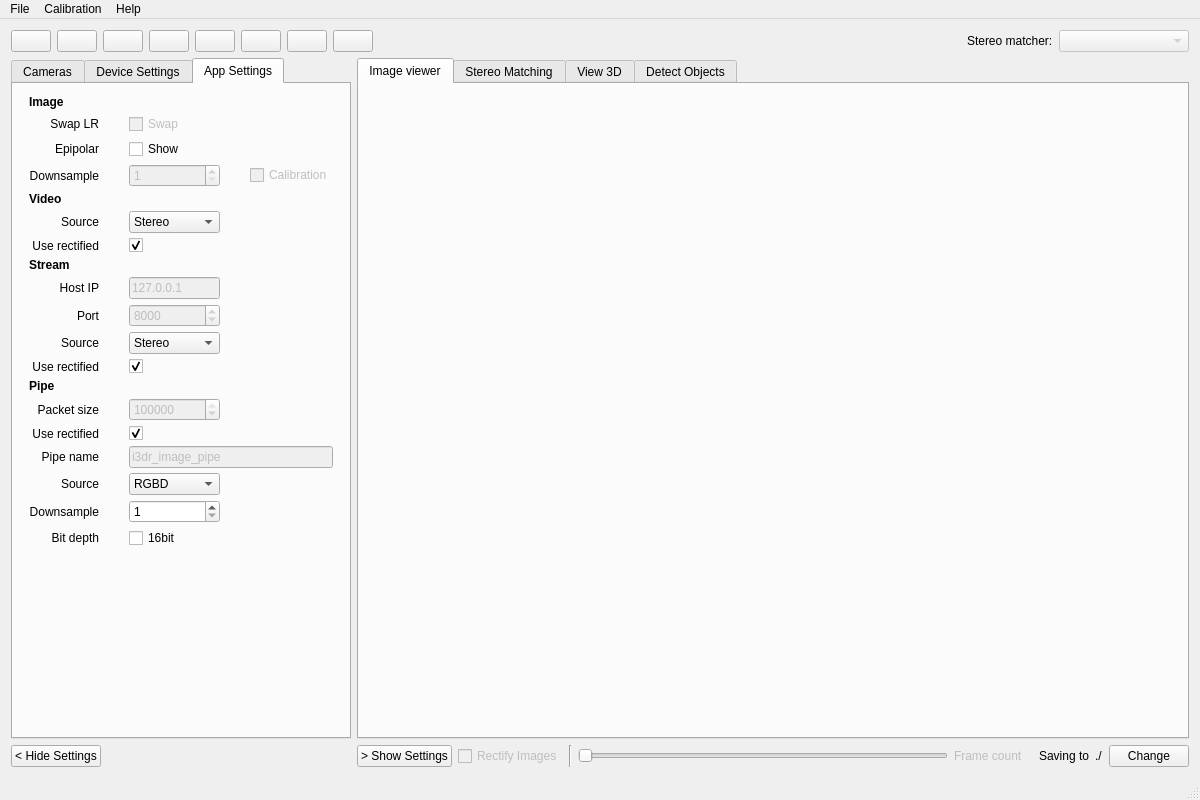
Qt form src/svtkwindow.ui (i3drobotics/stereo-vision-toolkit) before a commit.
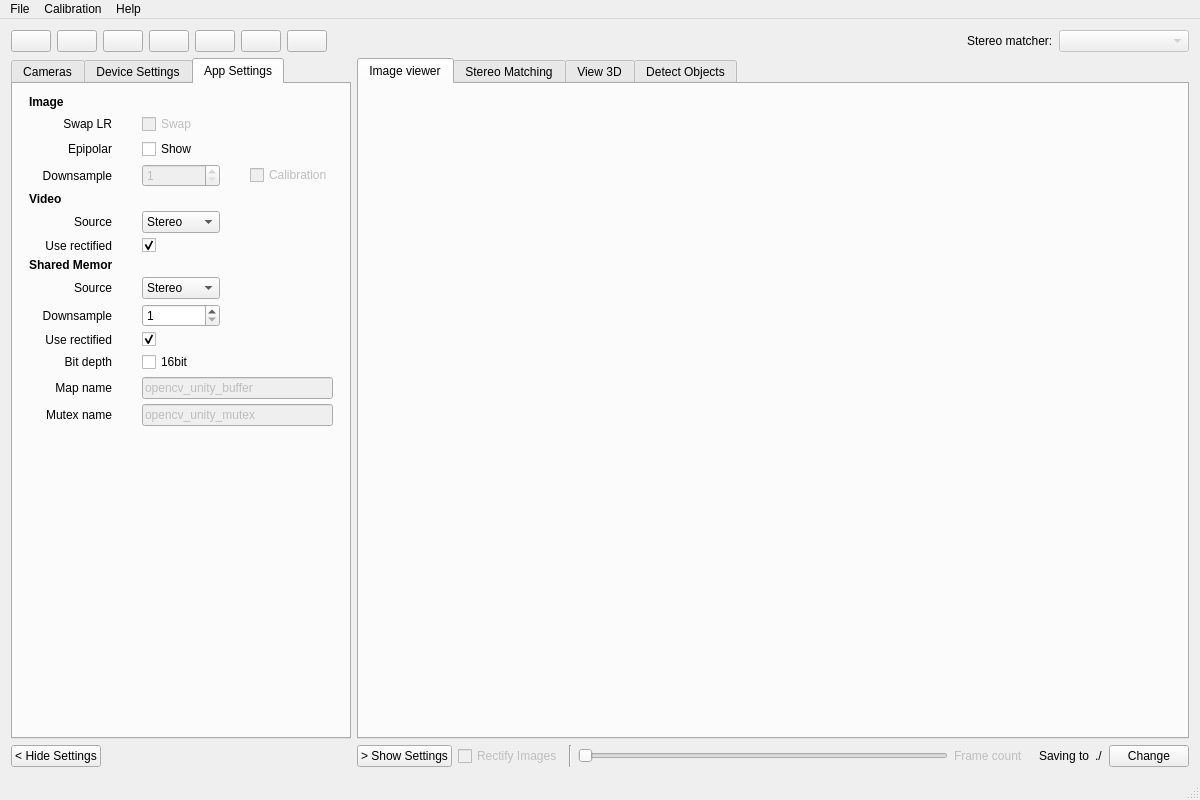
The same form after that commit.

Commit message: Remove image piper and stereo streamer. Replaced with shared memory

The edit to the form file:
```diff
--- a/src/svtkwindow.ui
+++ b/src/svtkwindow.ui
@@ -779,7 +779,7 @@
             </attribute>
             <layout class="QVBoxLayout" name="verticalLayout_11">
              <item>
-              <layout class="QGridLayout" name="gridLayoutAppSettings" columnstretch="0,0,0">
+              <layout class="QGridLayout" name="gridLayoutAppSettings" columnstretch="0,0,0" rowminimumheight="0,0,0,0,0,0,0,0,0,0,0,0,0,0,0,0,0,0">
                <property name="leftMargin">
                 <number>5</number>
                </property>
@@ -795,6 +795,62 @@
                <property name="verticalSpacing">
                 <number>5</number>
                </property>
+               <item row="7" column="0">
+                <widget class="QLabel" name="lblSharedMemSettings">
+                 <property name="text">
+                  <string>&lt;html&gt;&lt;head/&gt;&lt;body&gt;&lt;p&gt;&lt;span style=&quot; font-weight:600;&quot;&gt;Shared Memory&lt;/span&gt;&lt;/p&gt;&lt;/body&gt;&lt;/html&gt;</string>
+                 </property>
+                </widget>
+               </item>
+               <item row="16" column="0">
+                <spacer name="horizontalSpacer_9">
+                 <property name="orientation">
+                  <enum>Qt::Horizontal</enum>
+                 </property>
+                 <property name="sizeHint" stdset="0">
+                  <size>
+                   <width>40</width>
+                   <height>20</height>
+                  </size>
+                 </property>
+                </spacer>
+               </item>
+               <item row="1" column="1">
+                <widget class="QCheckBox" name="toggleSwapLeftRight">
+                 <property name="enabled">
+                  <bool>false</bool>
+                 </property>
+                 <property name="sizePolicy">
+                  <sizepolicy hsizetype="Preferred" vsizetype="Preferred">
+                   <horstretch>0</horstretch>
+                   <verstretch>0</verstretch>
+                  </sizepolicy>
+                 </property>
+                 <property name="text">
+                  <string>Swap</string>
+                 </property>
+                 <property name="checkable">
+                  <bool>true</bool>
+                 </property>
+                </widget>
+               </item>
+               <item row="5" column="0">
+                <widget class="QLabel" name="lblVideoSource">
+                 <property name="text">
+                  <string>Source</string>
+                 </property>
+                 <property name="alignment">
+                  <set>Qt::AlignRight|Qt::AlignTrailing|Qt::AlignVCenter</set>
+                 </property>
+                </widget>
+               </item>
+               <item row="4" column="0">
+                <widget class="QLabel" name="lblVideoSettings">
+                 <property name="text">
+                  <string>&lt;html&gt;&lt;head/&gt;&lt;body&gt;&lt;p&gt;&lt;span style=&quot; font-weight:600;&quot;&gt;Video&lt;/span&gt;&lt;/p&gt;&lt;/body&gt;&lt;/html&gt;</string>
+                 </property>
+                </widget>
+               </item>
                <item row="6" column="1">
                 <widget class="QCheckBox" name="checkBoxVideoUseRectified">
                  <property name="text">
@@ -805,79 +861,21 @@
                  </property>
                 </widget>
                </item>
-               <item row="13" column="0">
-                <widget class="QLabel" name="lblPiperPacketSize">
-                 <property name="text">
-                  <string>Packet size</string>
+               <item row="8" column="1">
+                <widget class="QComboBox" name="comboBoxSharedMemSource">
+                 <property name="currentIndex">
+                  <number>0</number>
                  </property>
-                 <property name="alignment">
-                  <set>Qt::AlignRight|Qt::AlignTrailing|Qt::AlignVCenter</set>
-                 </property>
-                </widget>
-               </item>
-               <item row="22" column="1">
-                <spacer name="horizontalSpacer_10">
-                 <property name="orientation">
-                  <enum>Qt::Horizontal</enum>
-                 </property>
-                 <property name="sizeHint" stdset="0">
-                  <size>
-                   <width>40</width>
-                   <height>20</height>
-                  </size>
-                 </property>
-                </spacer>
-               </item>
-               <item row="22" column="2">
-                <spacer name="horizontalSpacer_11">
-                 <property name="orientation">
-                  <enum>Qt::Horizontal</enum>
-                 </property>
-                 <property name="sizeHint" stdset="0">
-                  <size>
-                   <width>40</width>
-                   <height>20</height>
-                  </size>
-                 </property>
-                </spacer>
-               </item>
-               <item row="13" column="1">
-                <widget class="QSpinBox" name="spinBoxPipePacketSize">
-                 <property name="enabled">
-                  <bool>false</bool>
-                 </property>
-                 <property name="minimum">
-                  <number>2</number>
-                 </property>
-                 <property name="maximum">
-                  <number>1073741824</number>
-                 </property>
-                 <property name="value">
-                  <number>4194304</number>
-                 </property>
-                </widget>
-               </item>
-               <item row="9" column="0">
-                <widget class="QLabel" name="lblPort">
-                 <property name="text">
-                  <string>Port</string>
-                 </property>
-                 <property name="alignment">
-                  <set>Qt::AlignRight|Qt::AlignTrailing|Qt::AlignVCenter</set>
-                 </property>
-                </widget>
-               </item>
-               <item row="9" column="1">
-                <widget class="QSpinBox" name="spinBoxStreamPort">
-                 <property name="enabled">
-                  <bool>false</bool>
-                 </property>
-                 <property name="maximum">
-                  <number>9999</number>
-                 </property>
-                 <property name="value">
-                  <number>8000</number>
-                 </property>
+                 <item>
+                  <property name="text">
+                   <string>Stereo</string>
+                  </property>
+                 </item>
+                 <item>
+                  <property name="text">
+                   <string>RGBD</string>
+                  </property>
+                 </item>
                 </widget>
                </item>
                <item row="0" column="0">
@@ -887,52 +885,16 @@
                  </property>
                 </widget>
                </item>
-               <item row="15" column="0">
-                <widget class="QLabel" name="lblPipeName">
+               <item row="2" column="0">
+                <widget class="QLabel" name="lblImageEpipolar">
                  <property name="text">
-                  <string>Pipe name</string>
+                  <string>Epipolar</string>
                  </property>
                  <property name="alignment">
                   <set>Qt::AlignRight|Qt::AlignTrailing|Qt::AlignVCenter</set>
                  </property>
                 </widget>
                </item>
-               <item row="1" column="0">
-                <widget class="QLabel" name="lblSwapLR">
-                 <property name="enabled">
-                  <bool>true</bool>
-                 </property>
-                 <property name="text">
-                  <string>Swap LR</string>
-                 </property>
-                 <property name="alignment">
-                  <set>Qt::AlignRight|Qt::AlignTrailing|Qt::AlignVCenter</set>
-                 </property>
-                </widget>
-               </item>
-               <item row="6" column="0">
-                <widget class="QLabel" name="lblVideoUseRectified">
-                 <property name="text">
-                  <string>Use rectified</string>
-                 </property>
-                 <property name="alignment">
-                  <set>Qt::AlignRight|Qt::AlignTrailing|Qt::AlignVCenter</set>
-                 </property>
-                </widget>
-               </item>
-               <item row="24" column="1">
-                <spacer name="verticalSpacer_4">
-                 <property name="orientation">
-                  <enum>Qt::Vertical</enum>
-                 </property>
-                 <property name="sizeHint" stdset="0">
-                  <size>
-                   <width>20</width>
-                   <height>40</height>
-                  </size>
-                 </property>
-                </spacer>
-               </item>
                <item row="3" column="1">
                 <widget class="QSpinBox" name="spinBoxDownsample">
                  <property name="enabled">
@@ -958,32 +920,8 @@
                  </property>
                 </widget>
                </item>
-               <item row="10" column="1">
-                <widget class="QComboBox" name="comboBoxStreamerSource">
-                 <item>
-                  <property name="text">
-                   <string>Stereo</string>
-                  </property>
-                 </item>
-                 <item>
-                  <property name="text">
-                   <string>Left</string>
-                  </property>
-                 </item>
-                 <item>
-                  <property name="text">
-                   <string>Right</string>
-                  </property>
-                 </item>
-                 <item>
-                  <property name="text">
-                   <string>Disparity</string>
-                  </property>
-                 </item>
-                </widget>
-               </item>
-               <item row="14" column="0">
-                <widget class="QLabel" name="lblPipeUseRectified">
+               <item row="6" column="0">
+                <widget class="QLabel" name="lblVideoUseRectified">
                  <property name="text">
                   <string>Use rectified</string>
                  </property>
@@ -992,53 +930,10 @@
                  </property>
                 </widget>
                </item>
-               <item row="17" column="0">
-                <widget class="QLabel" name="label">
+               <item row="2" column="1">
+                <widget class="QCheckBox" name="checkBoxShowEpipolar">
                  <property name="text">
-                  <string>Downsample</string>
-                 </property>
-                 <property name="alignment">
-                  <set>Qt::AlignRight|Qt::AlignTrailing|Qt::AlignVCenter</set>
-                 </property>
-                </widget>
-               </item>
-               <item row="5" column="0">
-                <widget class="QLabel" name="lblVideoSource">
-                 <property name="text">
-                  <string>Source</string>
-                 </property>
-                 <property name="alignment">
-                  <set>Qt::AlignRight|Qt::AlignTrailing|Qt::AlignVCenter</set>
-                 </property>
-                </widget>
-               </item>
-               <item row="11" column="0">
-                <widget class="QLabel" name="lblStreamerUseRectified">
-                 <property name="text">
-                  <string>Use rectified</string>
-                 </property>
-                 <property name="alignment">
-                  <set>Qt::AlignRight|Qt::AlignTrailing|Qt::AlignVCenter</set>
-                 </property>
-                </widget>
-               </item>
-               <item row="8" column="1">
-                <widget class="QLineEdit" name="txtStreamerHostIP">
-                 <property name="enabled">
-                  <bool>false</bool>
-                 </property>
-                 <property name="text">
-                  <string>127.0.0.1</string>
-                 </property>
-                </widget>
-               </item>
-               <item row="16" column="0">
-                <widget class="QLabel" name="lblPipeSource">
-                 <property name="text">
-                  <string>Source</string>
-                 </property>
-                 <property name="alignment">
-                  <set>Qt::AlignRight|Qt::AlignTrailing|Qt::AlignVCenter</set>
+                  <string>Show</string>
                  </property>
                 </widget>
                </item>
@@ -1055,25 +950,8 @@
                  </property>
                 </widget>
                </item>
-               <item row="4" column="0">
-                <widget class="QLabel" name="lblVideoSettings">
-                 <property name="text">
-                  <string>&lt;html&gt;&lt;head/&gt;&lt;body&gt;&lt;p&gt;&lt;span style=&quot; font-weight:600;&quot;&gt;Video&lt;/span&gt;&lt;/p&gt;&lt;/body&gt;&lt;/html&gt;</string>
-                 </property>
-                </widget>
-               </item>
-               <item row="14" column="1">
-                <widget class="QCheckBox" name="checkBoxPiperUseRectified">
-                 <property name="text">
-                  <string/>
-                 </property>
-                 <property name="checked">
-                  <bool>true</bool>
-                 </property>
-                </widget>
-               </item>
-               <item row="22" column="0">
-                <spacer name="horizontalSpacer_9">
+               <item row="16" column="1">
+                <spacer name="horizontalSpacer_10">
                  <property name="orientation">
                   <enum>Qt::Horizontal</enum>
                  </property>
@@ -1085,32 +963,65 @@
                  </property>
                 </spacer>
                </item>
+               <item row="5" column="1">
+                <widget class="QComboBox" name="comboBoxVideoSource">
+                 <item>
+                  <property name="text">
+                   <string>Stereo</string>
+                  </property>
+                 </item>
+                 <item>
+                  <property name="text">
+                   <string>Left</string>
+                  </property>
+                 </item>
+                 <item>
+                  <property name="text">
+                   <string>Right</string>
+                  </property>
+                 </item>
+                 <item>
+                  <property name="text">
+                   <string>Disparity</string>
+                  </property>
+                 </item>
+                </widget>
+               </item>
+               <item row="1" column="0">
+                <widget class="QLabel" name="lblSwapLR">
+                 <property name="enabled">
+                  <bool>true</bool>
+                 </property>
+                 <property name="text">
+                  <string>Swap LR</string>
+                 </property>
+                 <property name="alignment">
+                  <set>Qt::AlignRight|Qt::AlignTrailing|Qt::AlignVCenter</set>
+                 </property>
+                </widget>
+               </item>
                <item row="8" column="0">
                 <widget class="QLabel" name="lblHostIP">
                  <property name="text">
-                  <string>Host IP</string>
+                  <string>Source</string>
                  </property>
                  <property name="alignment">
                   <set>Qt::AlignRight|Qt::AlignTrailing|Qt::AlignVCenter</set>
                  </property>
                 </widget>
                </item>
-               <item row="15" column="1" colspan="2">
-                <widget class="QLineEdit" name="txtPipeName">
-                 <property name="enabled">
-                  <bool>false</bool>
+               <item row="17" column="1">
+                <spacer name="verticalSpacer_4">
+                 <property name="orientation">
+                  <enum>Qt::Vertical</enum>
                  </property>
-                 <property name="text">
-                  <string>i3dr_image_pipe</string>
+                 <property name="sizeHint" stdset="0">
+                  <size>
+                   <width>20</width>
+                   <height>40</height>
+                  </size>
                  </property>
-                </widget>
-               </item>
-               <item row="12" column="0">
-                <widget class="QLabel" name="lblPipeSettings">
-                 <property name="text">
-                  <string>&lt;html&gt;&lt;head/&gt;&lt;body&gt;&lt;p&gt;&lt;span style=&quot; font-weight:600;&quot;&gt;Pipe&lt;/span&gt;&lt;/p&gt;&lt;/body&gt;&lt;/html&gt;</string>
-                 </property>
-                </widget>
+                </spacer>
                </item>
                <item row="3" column="2">
                 <widget class="QCheckBox" name="toggleCalibrationDownsample">
@@ -1122,105 +1033,21 @@
                  </property>
                 </widget>
                </item>
-               <item row="7" column="0">
-                <widget class="QLabel" name="lblStreamerSettings">
-                 <property name="text">
-                  <string>&lt;html&gt;&lt;head/&gt;&lt;body&gt;&lt;p&gt;&lt;span style=&quot; font-weight:600;&quot;&gt;Stream&lt;/span&gt;&lt;/p&gt;&lt;/body&gt;&lt;/html&gt;</string>
+               <item row="16" column="2">
+                <spacer name="horizontalSpacer_11">
+                 <property name="orientation">
+                  <enum>Qt::Horizontal</enum>
                  </property>
-                </widget>
-               </item>
-               <item row="10" column="0">
-                <widget class="QLabel" name="lblStreamerSource">
-                 <property name="text">
-                  <string>Source</string>
+                 <property name="sizeHint" stdset="0">
+                  <size>
+                   <width>40</width>
+                   <height>20</height>
+                  </size>
                  </property>
-                 <property name="alignment">
-                  <set>Qt::AlignRight|Qt::AlignTrailing|Qt::AlignVCenter</set>
-                 </property>
-                </widget>
+                </spacer>
                </item>
-               <item row="5" column="1">
-                <widget class="QComboBox" name="comboBoxVideoSource">
-                 <item>
-                  <property name="text">
-                   <string>Stereo</string>
-                  </property>
-                 </item>
-                 <item>
-                  <property name="text">
-                   <string>Left</string>
-                  </property>
-                 </item>
-                 <item>
-                  <property name="text">
-                   <string>Right</string>
-                  </property>
-                 </item>
-                 <item>
-                  <property name="text">
-                   <string>Disparity</string>
-                  </property>
-                 </item>
-                </widget>
-               </item>
-               <item row="11" column="1">
-                <widget class="QCheckBox" name="checkBoxStreamerUseRectified">
-                 <property name="text">
-                  <string/>
-                 </property>
-                 <property name="checked">
-                  <bool>true</bool>
-                 </property>
-                </widget>
-               </item>
-               <item row="17" column="1">
-                <widget class="QSpinBox" name="spinBoxPipeDownsample">
-                 <property name="minimum">
-                  <number>1</number>
-                 </property>
-                 <property name="maximum">
-                  <number>10</number>
-                 </property>
-                </widget>
-               </item>
-               <item row="1" column="1">
-                <widget class="QCheckBox" name="toggleSwapLeftRight">
-                 <property name="enabled">
-                  <bool>false</bool>
-                 </property>
-                 <property name="sizePolicy">
-                  <sizepolicy hsizetype="Preferred" vsizetype="Preferred">
-                   <horstretch>0</horstretch>
-                   <verstretch>0</verstretch>
-                  </sizepolicy>
-                 </property>
-                 <property name="text">
-                  <string>Swap</string>
-                 </property>
-                 <property name="checkable">
-                  <bool>true</bool>
-                 </property>
-                </widget>
-               </item>
-               <item row="2" column="1">
-                <widget class="QCheckBox" name="checkBoxShowEpipolar">
-                 <property name="text">
-                  <string>Show</string>
-                 </property>
-                </widget>
-               </item>
-               <item row="2" column="0">
-                <widget class="QLabel" name="label_2">
-                 <property name="text">
-                  <string>Epipolar</string>
-                 </property>
-                 <property name="alignment">
-                  <set>Qt::AlignRight|Qt::AlignTrailing|Qt::AlignVCenter</set>
-                 </property>
-                </widget>
-               </item>
-               <item row="18" column="0">
-                <widget class="QLabel" name="label_3">
+               <item row="11" column="0">
+                <widget class="QLabel" name="lblSharedMemBitDepth">
                  <property name="text">
                   <string>Bit depth</string>
                  </property>
@@ -1229,8 +1056,8 @@
                  </property>
                 </widget>
                </item>
-               <item row="18" column="1">
-                <widget class="QCheckBox" name="checkBox16">
+               <item row="11" column="1">
+                <widget class="QCheckBox" name="checkBoxSharedMem16bit">
                  <property name="text">
                   <string>16bit</string>
                  </property>
@@ -1239,41 +1066,84 @@
                  </property>
                 </widget>
                </item>
-               <item row="16" column="1">
-                <widget class="QComboBox" name="comboBoxPiperSource">
-                 <property name="currentIndex">
-                  <number>4</number>
+               <item row="12" column="0">
+                <widget class="QLabel" name="lblSharedMemMap">
+                 <property name="text">
+                  <string>Map name</string>
                  </property>
-                 <item>
-                  <property name="text">
-                   <string>Stereo</string>
-                  </property>
-                 </item>
-                 <item>
-                  <property name="text">
-                   <string>Left</string>
-                  </property>
-                 </item>
-                 <item>
-                  <property name="text">
-                   <string>Right</string>
-                  </property>
-                 </item>
-                 <item>
-                  <property name="text">
-                   <string>Disparity</string>
-                  </property>
-                 </item>
-                 <item>
-                  <property name="text">
-                   <string>RGBD</string>
-                  </property>
-                 </item>
-                 <item>
-                  <property name="text">
-                   <string>RGBDisp</string>
-                  </property>
-                 </item>
+                 <property name="alignment">
+                  <set>Qt::AlignRight|Qt::AlignTrailing|Qt::AlignVCenter</set>
+                 </property>
+                </widget>
+               </item>
+               <item row="12" column="1" colspan="2">
+                <widget class="QLineEdit" name="txtSharedMemMap">
+                 <property name="enabled">
+                  <bool>false</bool>
+                 </property>
+                 <property name="text">
+                  <string>opencv_unity_buffer</string>
+                 </property>
+                </widget>
+               </item>
+               <item row="13" column="0">
+                <widget class="QLabel" name="lblSharedMemMutex">
+                 <property name="text">
+                  <string>Mutex name</string>
+                 </property>
+                 <property name="alignment">
+                  <set>Qt::AlignRight|Qt::AlignTrailing|Qt::AlignVCenter</set>
+                 </property>
+                </widget>
+               </item>
+               <item row="13" column="1" colspan="2">
+                <widget class="QLineEdit" name="txtSharedMemMutex">
+                 <property name="enabled">
+                  <bool>false</bool>
+                 </property>
+                 <property name="text">
+                  <string>opencv_unity_mutex</string>
+                 </property>
+                </widget>
+               </item>
+               <item row="10" column="0">
+                <widget class="QLabel" name="lblSharedMemUseRectified">
+                 <property name="text">
+                  <string>Use rectified</string>
+                 </property>
+                 <property name="alignment">
+                  <set>Qt::AlignRight|Qt::AlignTrailing|Qt::AlignVCenter</set>
+                 </property>
+                </widget>
+               </item>
+               <item row="9" column="0">
+                <widget class="QLabel" name="lblSharedMemDownsample">
+                 <property name="text">
+                  <string>Downsample</string>
+                 </property>
+                 <property name="alignment">
+                  <set>Qt::AlignRight|Qt::AlignTrailing|Qt::AlignVCenter</set>
+                 </property>
+                </widget>
+               </item>
+               <item row="9" column="1">
+                <widget class="QSpinBox" name="spinBoxSharedMemDownsample">
+                 <property name="minimum">
+                  <number>1</number>
+                 </property>
+                 <property name="maximum">
+                  <number>10</number>
+                 </property>
+                </widget>
+               </item>
+               <item row="10" column="1">
+                <widget class="QCheckBox" name="checkBoxSharedMemUseRectified">
+                 <property name="text">
+                  <string/>
+                 </property>
+                 <property name="checked">
+                  <bool>true</bool>
+                 </property>
                 </widget>
                </item>
               </layout>
@@ -2419,41 +2289,7 @@
        </widget>
       </item>
       <item>
-       <widget class="QPushButton" name="enableStreamer">
-        <property name="sizePolicy">
-         <sizepolicy hsizetype="Minimum" vsizetype="Minimum">
-          <horstretch>0</horstretch>
-          <verstretch>0</verstretch>
-         </sizepolicy>
-        </property>
-        <property name="maximumSize">
-         <size>
-          <width>40</width>
-          <height>40</height>
-         </size>
-        </property>
-        <property name="focusPolicy">
-         <enum>Qt::TabFocus</enum>
-        </property>
-        <property name="toolTip">
-         <string>Streamer</string>
-        </property>
-        <property name="text">
-         <string/>
-        </property>
-        <property name="iconSize">
-         <size>
-          <width>30</width>
-          <height>25</height>
-         </size>
-        </property>
-        <property name="checkable">
-         <bool>true</bool>
-        </property>
-       </widget>
-      </item>
-      <item>
-       <widget class="QPushButton" name="enablePiper">
+       <widget class="QPushButton" name="enableSharedMem">
         <property name="sizePolicy">
          <sizepolicy hsizetype="Minimum" vsizetype="Minimum">
           <horstretch>0</horstretch>
```
Left out of the diff: 10 changed lines with no effect on the pictures. The commit also changes 6 other files.
